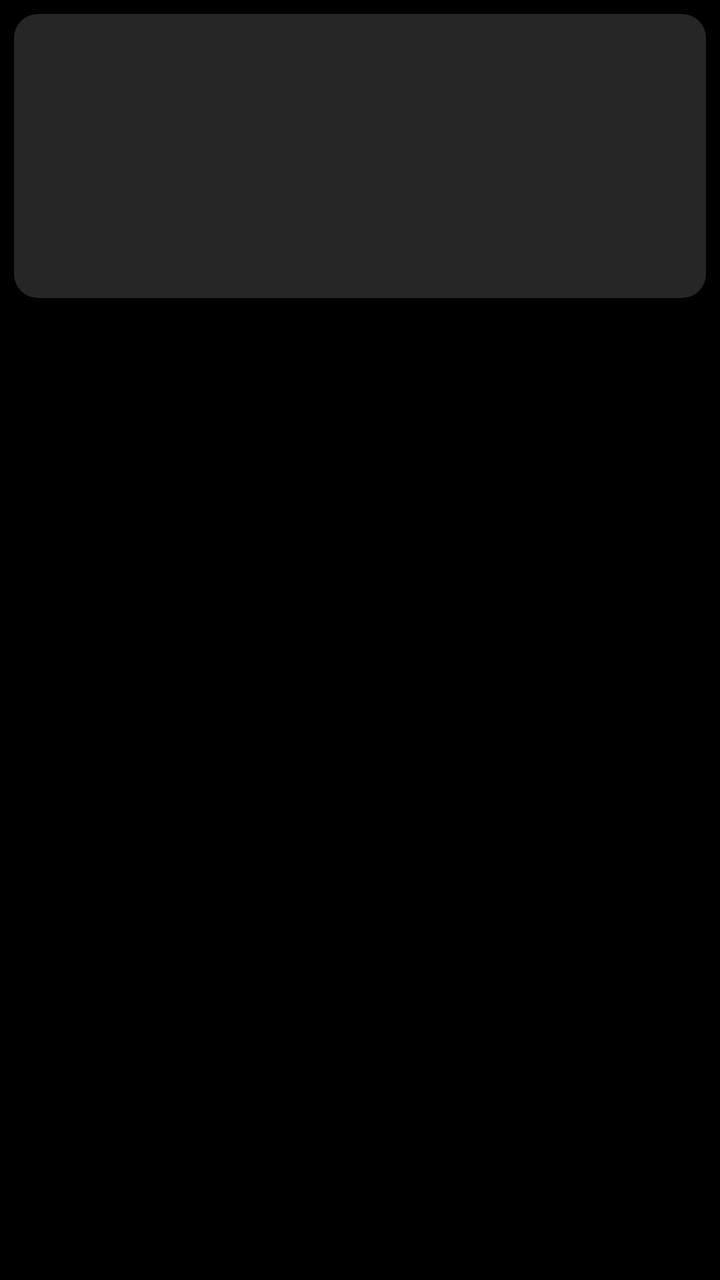
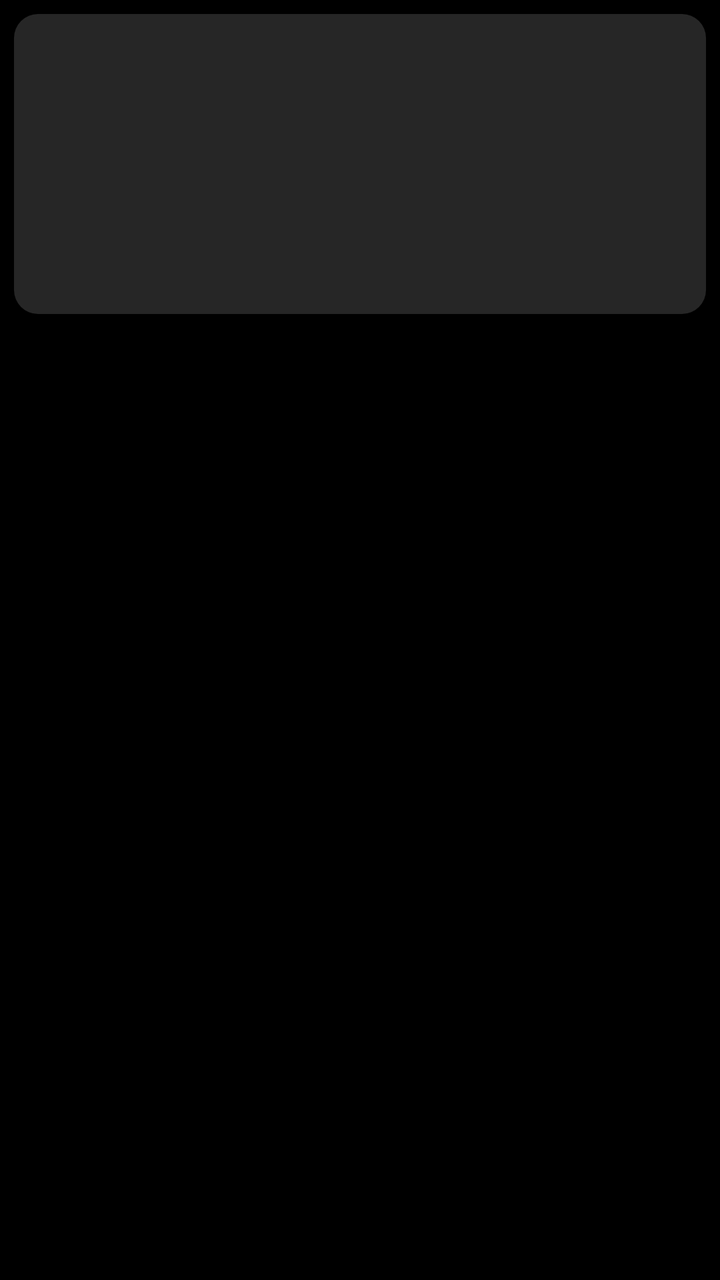

Compare the two renders of this Android layout. The source of the first and the diff that turns it into the second are given below.
<!-- AndroidManifest.xml: application theme Theme.MtvLauncher -->
<!-- res/layout/item_topstory.xml -->
<?xml version="1.0" encoding="utf-8"?>
<FrameLayout xmlns:android="http://schemas.android.com/apk/res/android"
    android:layout_width="172dp"
    android:layout_height="wrap_content"
    android:clipChildren="false"
    android:clipToPadding="false"
    android:padding="7dp">

    <LinearLayout
        android:id="@+id/card"
        android:layout_width="match_parent"
        android:layout_height="142dp"
        android:background="@drawable/card_bg"
        android:focusable="true"
        android:foreground="@drawable/tile_bg"
        android:orientation="vertical">

        <ImageView
            android:id="@+id/top_image"
            android:layout_width="match_parent"
            android:layout_height="74dp"
            android:importantForAccessibility="no"
            android:scaleType="centerCrop" />

        <TextView
            android:id="@+id/top_source"
            android:layout_width="wrap_content"
            android:layout_height="wrap_content"
            android:layout_marginStart="9dp"
            android:layout_marginTop="6dp"
            android:letterSpacing="0.08"
            android:textAllCaps="true"
            android:textColor="#FFFFD60A"
            android:textSize="8sp"
            android:textStyle="bold" />

        <TextView
            android:id="@+id/top_title"
            android:layout_width="match_parent"
            android:layout_height="wrap_content"
            android:layout_marginStart="9dp"
            android:layout_marginTop="2dp"
            android:layout_marginEnd="9dp"
            android:ellipsize="end"
            android:maxLines="3"
            android:textColor="#FFFFFFFF"
            android:textSize="10sp" />
    </LinearLayout>
</FrameLayout>
<!-- resources referenced by this layout -->
<resources>
  <!-- drawable card_bg (drawable) -->
  <?xml version="1.0" encoding="utf-8"?>
  <shape xmlns:android="http://schemas.android.com/apk/res/android" android:shape="rectangle">
      <corners android:radius="12dp" />
      <solid android:color="#26FFFFFF" />
  </shape>
  <!-- drawable tile_bg (drawable) -->
  <?xml version="1.0" encoding="utf-8"?>
  <selector xmlns:android="http://schemas.android.com/apk/res/android">
      <item android:state_focused="true">
          <shape android:shape="rectangle">
              <corners android:radius="12dp" />
              <stroke android:width="2dp" android:color="#E6FFFFFF" />
          </shape>
      </item>
      <item>
          <shape android:shape="rectangle">
              <corners android:radius="12dp" />
              <stroke android:width="1dp" android:color="#14FFFFFF" />
          </shape>
      </item>
  </selector>
  <style name="Theme.MtvLauncher" parent="@android:style/Theme.DeviceDefault.NoActionBar">
          <item name="android:windowBackground">@android:color/black</item>
          <item name="android:windowShowWallpaper">false</item>
          <item name="android:windowNoTitle">true</item>
          <item name="android:windowFullscreen">true</item>
          <item name="android:windowAnimationStyle">@null</item>
      </style>
</resources>

<!-- the commit's change to res/layout/item_topstory.xml (unified diff, before → after) -->
@@ -9,7 +9,7 @@
     <LinearLayout
         android:id="@+id/card"
         android:layout_width="match_parent"
-        android:layout_height="142dp"
+        android:layout_height="150dp"
         android:background="@drawable/card_bg"
         android:focusable="true"
         android:foreground="@drawable/tile_bg"
@@ -31,7 +31,7 @@
             android:letterSpacing="0.08"
             android:textAllCaps="true"
             android:textColor="#FFFFD60A"
-            android:textSize="8sp"
+            android:textSize="10sp"
             android:textStyle="bold" />
 
         <TextView
